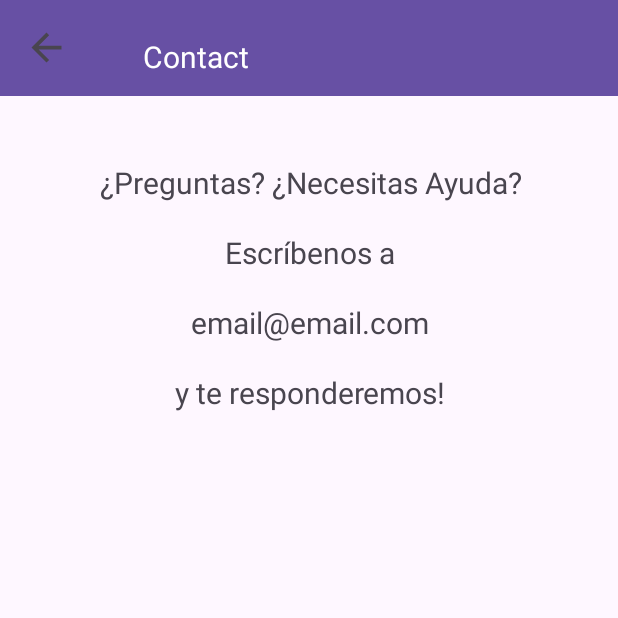
After one commit to jnramos24/ToDoOk, an Android app: the ContactActivity screen opened directly, with no data from a screen before it, on a phone screen of 412 x 824 dp, the top half of it. The commit adds this screen. Run offline under Robolectric (Android 15) with nearby library versions, the phone set to English and light mode, and no system bars.

Commit message:
creo Activity Contact

```diff
--- a/app/src/main/AndroidManifest.xml
+++ b/app/src/main/AndroidManifest.xml
@@ -13,6 +13,9 @@
         android:theme="@style/Theme.ToDoOkApp"
         tools:targetApi="31">
         <activity
+            android:name=".ContactActivity"
+            android:exported="false" />
+        <activity
             android:name=".MainActivity"
             android:exported="true">
             <intent-filter>
--- /dev/null
+++ b/app/src/main/java/com/todook/myapp/ContactActivity.java
@@ -0,0 +1,14 @@
+package com.todook.myapp;
+
+import androidx.appcompat.app.AppCompatActivity;
+
+import android.os.Bundle;
+
+public class ContactActivity extends AppCompatActivity {
+
+    @Override
+    protected void onCreate(Bundle savedInstanceState) {
+        super.onCreate(savedInstanceState);
+        setContentView(R.layout.activity_contact);
+    }
+}
--- /dev/null
+++ b/app/src/main/res/layout/activity_contact.xml
@@ -0,0 +1,68 @@
+<?xml version="1.0" encoding="utf-8"?>
+<androidx.constraintlayout.widget.ConstraintLayout xmlns:android="http://schemas.android.com/apk/res/android"
+    xmlns:app="http://schemas.android.com/apk/res-auto"
+    xmlns:tools="http://schemas.android.com/tools"
+    android:layout_width="match_parent"
+    android:layout_height="match_parent"
+    tools:context=".ContactActivity">
+
+    <!-- Barra superior -->
+
+    <androidx.appcompat.widget.Toolbar
+        android:id="@+id/toolbar"
+        android:layout_width="match_parent"
+        android:layout_height="?attr/actionBarSize"
+        android:background="?attr/colorPrimary"
+        app:layout_constraintTop_toTopOf="parent"
+        tools:layout_editor_absoluteX="0dp">
+
+
+        <ImageView
+            android:id="@+id/imageView"
+            android:layout_width="30dp"
+            android:layout_height="30dp"
+            app:layout_constraintEnd_toStartOf="@+id/appTitle"
+            app:layout_constraintStart_toStartOf="parent"
+            app:srcCompat="?attr/homeAsUpIndicator"
+            tools:layout_editor_absoluteY="20dp" />
+
+        <TextView
+            android:id="@+id/appTitle"
+            android:layout_width="170dp"
+            android:layout_height="30dp"
+            android:layout_gravity="start"
+            android:layout_marginTop="24dp"
+            android:text="@string/Contact"
+            android:textAlignment="center"
+            android:textColor="@android:color/white"
+            android:textSize="20sp"
+            app:layout_constraintEnd_toEndOf="@+id/toolbar"
+            app:layout_constraintHorizontal_bias="0.498"
+            app:layout_constraintStart_toStartOf="@+id/toolbar"
+            app:layout_constraintTop_toTopOf="parent" />
+
+
+    </androidx.appcompat.widget.Toolbar>
+
+
+    <!-- Contactenos -->
+
+
+    <TextView
+        android:id="@+id/title1"
+        android:layout_width="381dp"
+        android:layout_height="338dp"
+        android:layout_marginStart="16dp"
+        android:layout_marginTop="108dp"
+        android:drawablePadding="20dp"
+        android:textAlignment="center"
+        android:gravity="start"
+        android:text="@string/CampoContact"
+        android:textSize="20sp"
+        app:layout_constraintEnd_toEndOf="parent"
+        app:layout_constraintHorizontal_bias="0.0"
+        app:layout_constraintStart_toStartOf="parent"
+        app:layout_constraintTop_toTopOf="@+id/toolbar" />
+
+
+</androidx.constraintlayout.widget.ConstraintLayout>
--- a/app/src/main/res/values/strings.xml
+++ b/app/src/main/res/values/strings.xml
@@ -12,4 +12,6 @@
     <string name="tarea_3">Tarea 3</string>
     <string name="date_3">29/09/2023</string>
     <string name="time_3">08:00</string>
+    <string name="Contact">Contact</string>
+    <string name="CampoContact">¿Preguntas? ¿Necesitas Ayuda?\n\nEscríbenos a\n\nemail@email.com\n\ny te responderemos!\n\n</string>
 </resources>
```
